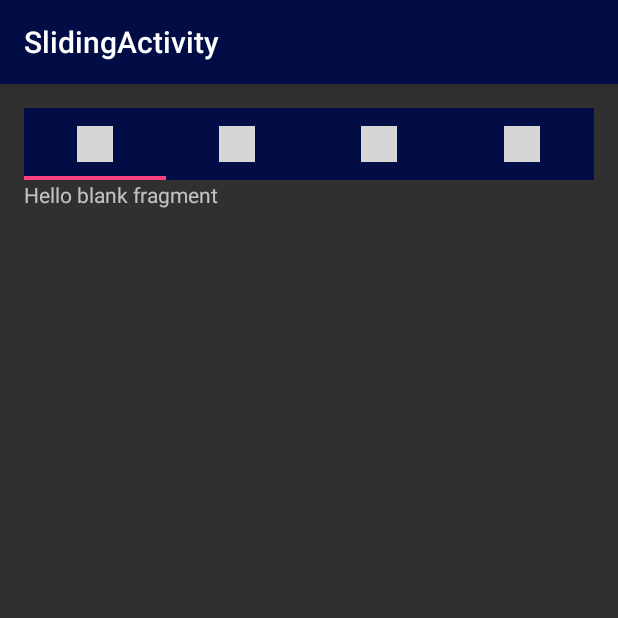
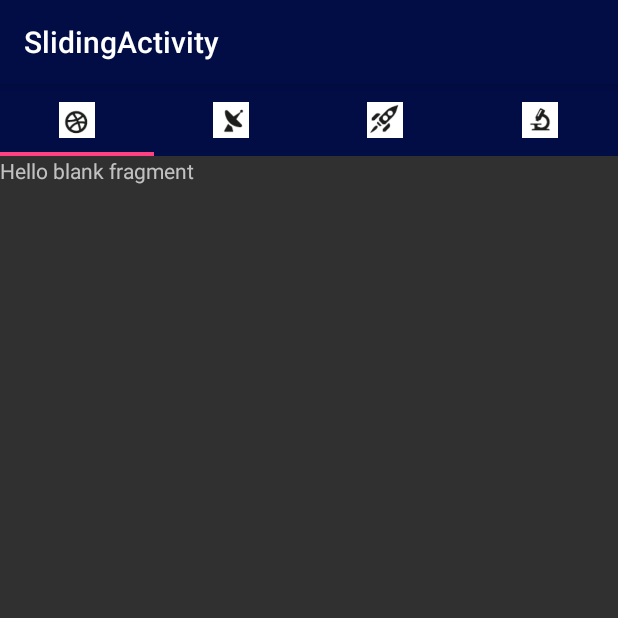
Before and after one commit to OlekKy/My_Garden, an Android app: the screen it shows after launch (SlidingActivity), on a phone screen of 412 x 824 dp, the top half of it. Run offline under Robolectric (Android 15) with nearby library versions, the phone set to English and light mode, and no system bars.

Commit message:
added list view for Building Fragment;

```diff
--- a/app/src/main/java/com/example/pol_elektroniki/my_garden3/Tab/MyAdapter.java
+++ b/app/src/main/java/com/example/pol_elektroniki/my_garden3/Tab/MyAdapter.java
@@ -24,7 +24,7 @@ import com.example.pol_elektroniki.my_garden3.fragment.TechnologyFragment;
 public class MyAdapter extends FragmentPagerAdapter {
     private Context mContext;
     private String[] titles ={"A","B","C","D"};
-    int[] icon = new int[]{R.drawable.magnifier, R.drawable.magnifier,R.drawable.magnifier,R.drawable.magnifier};
+    int[] icon = new int[]{R.drawable.home, R.drawable.budynki,R.drawable.flota,R.drawable.technologia};
     private int heightIcon;
 
     public MyAdapter(FragmentManager fm, Context c){
--- /dev/null
+++ b/app/src/main/java/com/example/pol_elektroniki/my_garden3/adapter/CustomAdapter.java
@@ -0,0 +1,104 @@
+package com.example.pol_elektroniki.my_garden3.adapter;
+
+/**
+ * Created by Aleksander on 22.05.2017.
+ */
+
+import android.support.v7.widget.RecyclerView;
+import android.util.Log;
+import android.view.LayoutInflater;
+import android.view.View;
+import android.view.ViewGroup;
+import android.widget.ImageView;
+import android.widget.TextView;
+
+import com.example.pol_elektroniki.my_garden3.R;
+
+
+
+/**
+ * Provide views to RecyclerView with data from mDataSet.
+ */
+public class CustomAdapter extends RecyclerView.Adapter<CustomAdapter.ViewHolder> {
+    private static final String TAG = "CustomAdapter";
+
+    private String[] mDataSet,mDataSet2;
+    private int[] mDataSet3;
+
+    // BEGIN_INCLUDE(recyclerViewSampleViewHolder)
+    /**
+     * Provide a reference to the type of views that you are using (custom ViewHolder)
+     */
+    public static class ViewHolder extends RecyclerView.ViewHolder {
+        private final TextView textView,textView2;
+        private final ImageView icon;
+
+        public ViewHolder(View v) {
+            super(v);
+            // Define click listener for the ViewHolder's View.
+            v.setOnClickListener(new View.OnClickListener() {
+                @Override
+                public void onClick(View v) {
+                    Log.d(TAG, "Element " + getPosition() + " clicked.");
+                }
+            });
+            textView = (TextView) v.findViewById(R.id.opis);
+            textView2 = (TextView) v.findViewById(R.id.description);
+            icon = (ImageView) v.findViewById(R.id.tower);
+        }
+
+        public TextView getTextView() {
+            return textView;
+        }
+        public TextView getTextView2() {
+            return textView2;
+        }
+        public ImageView getImageView() {
+            return icon;
+        }
+    }
+    // END_INCLUDE(recyclerViewSampleViewHolder)asd
+
+    /**
+     * Initialize the dataset of the Adapter.
+     *
+     * @param dataSet String[] containing the data to populate views to be used by RecyclerView.
+     */
+    public CustomAdapter(String[] dataSet,String[] dataSet2, int[] dataSet3) {
+        this.mDataSet = dataSet;
+        this.mDataSet2 = dataSet2;
+        this.mDataSet3 = dataSet3;
+    }
+
+    // BEGIN_INCLUDE(recyclerViewOnCreateViewHolder)
+    // Create new views (invoked by the layout manager)
+    @Override
+    public ViewHolder onCreateViewHolder(ViewGroup viewGroup, int viewType) {
+        // Create a new view.
+        View v = LayoutInflater.from(viewGroup.getContext())
+                .inflate(R.layout.list_vew, viewGroup, false);
+
+        return new ViewHolder(v);
+    }
+    // END_INCLUDE(recyclerViewOnCreateViewHolder)
+
+    // BEGIN_INCLUDE(recyclerViewOnBindViewHolder)
+    // Replace the contents of a view (invoked by the layout manager)
+    @Override
+    public void onBindViewHolder(ViewHolder viewHolder, final int position) {
+        Log.d(TAG, "Element " + position + " set.");
+
+        // Get element from your dataset at this position and replace the contents of the view
+        // with that element
+        viewHolder.getTextView().setText(mDataSet[position]);
+        viewHolder.getTextView2().setText(mDataSet2[position]);
+        viewHolder.getImageView().setImageResource(mDataSet3[position]);
+    }
+    // END_INCLUDE(recyclerViewOnBindViewHolder)
+
+    // Return the size of your dataset (invoked by the layout manager)
+    @Override
+    public int getItemCount() {
+        return mDataSet.length;
+    }
+}
--- a/app/src/main/java/com/example/pol_elektroniki/my_garden3/fragment/BuildingsFragment.java
+++ b/app/src/main/java/com/example/pol_elektroniki/my_garden3/fragment/BuildingsFragment.java
@@ -2,25 +2,133 @@ package com.example.pol_elektroniki.my_garden3.fragment;
 
 import android.os.Bundle;
 import android.support.v4.app.Fragment;
+import android.support.v7.widget.GridLayoutManager;
+import android.support.v7.widget.LinearLayoutManager;
+import android.support.v7.widget.RecyclerView;
 import android.view.LayoutInflater;
 import android.view.View;
 import android.view.ViewGroup;
 
 import com.example.pol_elektroniki.my_garden3.R;
+import com.example.pol_elektroniki.my_garden3.adapter.CustomAdapter;
 
 /**
  * Created by Pol-elektroniki on 2017-05-17.
  */
 
 public class BuildingsFragment extends Fragment {
-    public BuildingsFragment() {
-        // Required empty public constructor
+    private static final String TAG = "RecyclerViewFragment";
+    private static final String KEY_LAYOUT_MANAGER = "layoutManager";
+    private static final int SPAN_COUNT = 2;
+    private static final int DATASET_COUNT = 60; // menampilkan data sebanyak value
+
+    private enum LayoutManagerType {
+        GRID_LAYOUT_MANAGER,
+        LINEAR_LAYOUT_MANAGER
+    }
+
+    protected LayoutManagerType mCurrentLayoutManagerType;
+
+    protected RecyclerView mRecyclerView;
+    protected CustomAdapter mAdapter;
+    protected RecyclerView.LayoutManager mLayoutManager;
+    protected String[] mDataset, mDataset2;
+    protected int[] mDataset3;
+
+    int [] icon = {R.drawable.tower, R.drawable.tower,R.drawable.tower};
+    String [] opis = {"Pierwszy budynek","Drugi budynek","Trzeci budynek"};
+    String [] description = {"Ten budynek robi cos","Ten cos innego","A ten jeszcze cos innego"};
+
+    @Override
+    public void onCreate(Bundle savedInstanceState) {
+        super.onCreate(savedInstanceState);
+
+        // Initialize dataset, this data would usually come from a local content provider or
+        // remote server.
+        initDataset();
     }
 
     @Override
     public View onCreateView(LayoutInflater inflater, ViewGroup container,
                              Bundle savedInstanceState) {
-        // Inflate the layout for this fragment
-        return inflater.inflate(R.layout.fragment_buildings, container, false);
+        View rootView = inflater.inflate(R.layout.fragment_buildings, container, false);
+        rootView.setTag(TAG);
+
+        // BEGIN_INCLUDE(initializeRecyclerView)
+        mRecyclerView = (RecyclerView) rootView.findViewById(R.id.recyclerView);
+
+        // LinearLayoutManager is used here, this will layout the elements in a similar fashion
+        // to the way ListView would layout elements. The RecyclerView.LayoutManager defines how
+        // elements are laid out.
+        mLayoutManager = new LinearLayoutManager(getActivity());
+
+        mCurrentLayoutManagerType = LayoutManagerType.LINEAR_LAYOUT_MANAGER;
+
+        if (savedInstanceState != null) {
+            // Restore saved layout manager type.
+            mCurrentLayoutManagerType = (LayoutManagerType) savedInstanceState
+                    .getSerializable(KEY_LAYOUT_MANAGER);
+        }
+        setRecyclerViewLayoutManager(mCurrentLayoutManagerType);
+
+        mAdapter = new CustomAdapter(mDataset,mDataset2,mDataset3);
+        // Set CustomAdapter as the adapter for RecyclerView.
+        mRecyclerView.setAdapter(mAdapter);
+        // END_INCLUDE(initializeRecyclerView)
+
+        return rootView;
+    }
+
+    /**
+     * Set RecyclerView's LayoutManager to the one given.
+     *
+     * @param layoutManagerType Type of layout manager to switch to.
+     */
+    public void setRecyclerViewLayoutManager(LayoutManagerType layoutManagerType) {
+        int scrollPosition = 0;
+
+        // If a layout manager has already been set, get current scroll position.
+        if (mRecyclerView.getLayoutManager() != null) {
+            scrollPosition = ((LinearLayoutManager) mRecyclerView.getLayoutManager())
+                    .findFirstCompletelyVisibleItemPosition();
+        }
+
+        switch (layoutManagerType) {
+            case GRID_LAYOUT_MANAGER:
+                mLayoutManager = new GridLayoutManager(getActivity(), SPAN_COUNT);
+                mCurrentLayoutManagerType = LayoutManagerType.GRID_LAYOUT_MANAGER;
+                break;
+            case LINEAR_LAYOUT_MANAGER:
+                mLayoutManager = new LinearLayoutManager(getActivity());
+                mCurrentLayoutManagerType = LayoutManagerType.LINEAR_LAYOUT_MANAGER;
+                break;
+            default:
+                mLayoutManager = new LinearLayoutManager(getActivity());
+                mCurrentLayoutManagerType = LayoutManagerType.LINEAR_LAYOUT_MANAGER;
+        }
+
+        mRecyclerView.setLayoutManager(mLayoutManager);
+        mRecyclerView.scrollToPosition(scrollPosition);
+    }
+
+    @Override
+    public void onSaveInstanceState(Bundle savedInstanceState) {
+        // Save currently selected layout manager.
+        savedInstanceState.putSerializable(KEY_LAYOUT_MANAGER, mCurrentLayoutManagerType);
+        super.onSaveInstanceState(savedInstanceState);
+    }
+    /**
+     * Generates Strings for RecyclerView's adapter. This data would usually come
+     * from a local content provider or remote server.
+     */
+    private void initDataset() {
+        mDataset = new String[opis.length];
+        mDataset2 = new String[description.length];
+        mDataset3 = new int[icon.length];
+        for (int i = 0; i < opis.length; i++) {
+            mDataset[i] = opis[i];
+            mDataset2[i] = description[i];
+            mDataset3[i] = icon[i];
+        }
     }
 }
--- a/app/src/main/res/layout/activity_sliding.xml
+++ b/app/src/main/res/layout/activity_sliding.xml
@@ -22,8 +22,6 @@
     </android.support.design.widget.AppBarLayout>
 
 
-
-
     <include layout="@layout/content_sliding" />
 
 </android.support.design.widget.CoordinatorLayout>
--- a/app/src/main/res/layout/content_sliding.xml
+++ b/app/src/main/res/layout/content_sliding.xml
@@ -6,10 +6,6 @@
     android:id="@+id/content_sliding"
     android:layout_width="match_parent"
     android:layout_height="match_parent"
-    android:paddingBottom="16dp"
-    android:paddingTop="16dp"
-    android:paddingRight="16dp"
-    android:paddingLeft="16dp"
     app:layout_behavior="@string/appbar_scrolling_view_behavior"
     tools:context="com.example.pol_elektroniki.my_garden3.SlidingActivity"
     tools:showIn="@layout/activity_sliding">
@@ -17,14 +13,16 @@
 
     <com.example.pol_elektroniki.my_garden3.Tab.SlidingTabLayout
         android:id="@+id/stl_tabs"
-        android:layout_below="@+id/toolbar"
         android:layout_width="match_parent"
-        android:layout_height="wrap_content">
+        android:layout_height="wrap_content"
+        android:layout_alignTop="@id/toolbar">
+
     </com.example.pol_elektroniki.my_garden3.Tab.SlidingTabLayout>
+
     <android.support.v4.view.ViewPager
         android:id="@+id/vp_tabs"
         android:layout_below="@id/stl_tabs"
         android:layout_height="wrap_content"
-        android:layout_width="match_parent"
-        ></android.support.v4.view.ViewPager>
+        android:layout_width="match_parent">
+    </android.support.v4.view.ViewPager>
 </RelativeLayout>
```
Also changed, not shown: app/build.gradle (+9 -5 lines), app/src/main/AndroidManifest.xml (+8 -2 lines), app/src/main/res/layout/fragment_buildings.xml (+11 -2 lines), app/src/main/res/layout/list_vew.xml (added, +40 -0 lines), app/src/main/res/menu/menu.xml (deleted, +0 -20 lines), app/src/main/res/drawable/budynki.png (added), app/src/main/res/drawable/flota.png (added), app/src/main/res/drawable/home.png (added), app/src/main/res/drawable/technologia.png (added), app/src/main/res/drawable/tower.jpg (added).
